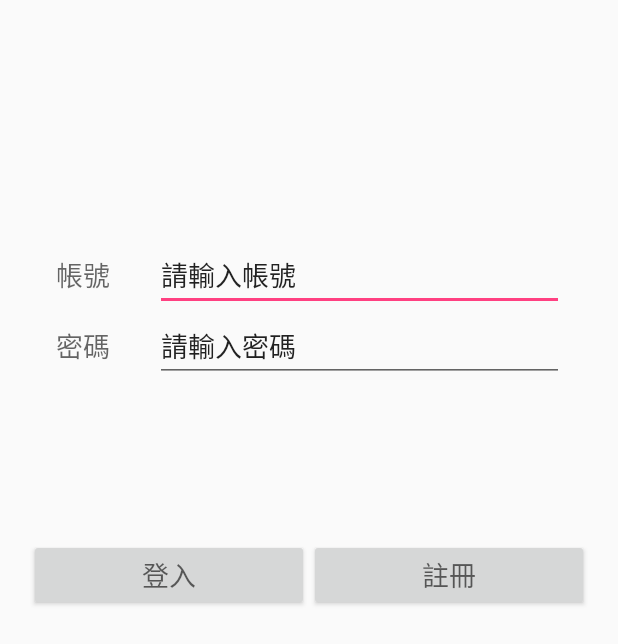
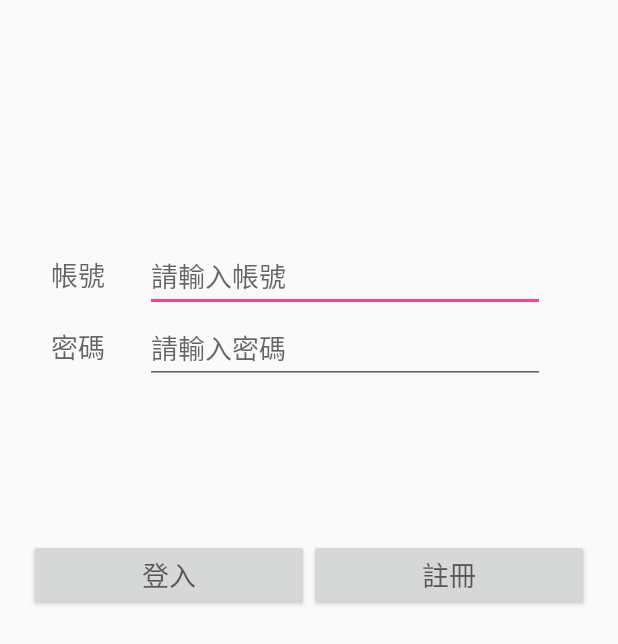
Before and after one commit to LiuYiBear/ProjectPCCU, an Android app: the set_login screen opened directly, with no data from a screen before it, on a phone screen of 412 x 824 dp. Shown: the top 644 px of the screen. Run offline under Robolectric (Android 15) with nearby library versions, the phone set to English and light mode, and no system bars.

Commit message:
測試一下有沒有上傳成功

```diff
--- a/UI/app/build.gradle
+++ b/UI/app/build.gradle
@@ -36,5 +36,7 @@ dependencies {
     androidTestImplementation 'com.android.support.test:runner:1.0.2'
     androidTestImplementation 'com.android.support.test.espresso:espresso-core:3.0.2'
     implementation 'com.android.support:recyclerview-v7:27.1.1'
+    implementation 'com.android.support:design:27.1.1'
+    implementation 'com.android.volley:volley:1.1.0'
     implementation files('libs/commons-codec-1.10.jar')
 }
--- a/UI/app/src/main/res/layout/eat.xml
+++ b/UI/app/src/main/res/layout/eat.xml
@@ -16,7 +16,7 @@
         tools:layout_editor_absoluteX="0dp" />
 
     <include
-        android:id="@+id/main20"
+        android:id="@+id/main21"
         layout="@layout/eat_alltime_title"
         android:layout_width="match_parent"
         android:layout_height="wrap_content"
--- a/UI/app/src/main/res/layout/set_login.xml
+++ b/UI/app/src/main/res/layout/set_login.xml
@@ -1,5 +1,6 @@
 <?xml version="1.0" encoding="utf-8"?>
-<android.support.constraint.ConstraintLayout xmlns:android="http://schemas.android.com/apk/res/android"
+<android.support.constraint.ConstraintLayout
+    xmlns:android="http://schemas.android.com/apk/res/android"
     xmlns:app="http://schemas.android.com/apk/res-auto"
     xmlns:tools="http://schemas.android.com/tools"
     android:layout_width="match_parent"
@@ -19,7 +20,7 @@
         app:layout_constraintTop_toTopOf="parent">
 
         <LinearLayout
-            android:layout_width="match_parent"
+            android:layout_width="355dp"
             android:layout_height="wrap_content"
             android:orientation="horizontal">
 
@@ -28,8 +29,8 @@
                 android:layout_width="wrap_content"
                 android:layout_height="wrap_content"
                 android:layout_weight="1"
+                android:gravity="center"
                 android:text="帳號"
-                android:gravity="center"
                 android:textAppearance="@style/TextAppearance.AppCompat.Medium" />
 
             <EditText
@@ -38,12 +39,12 @@
                 android:layout_height="wrap_content"
                 android:layout_weight="1"
                 android:ems="10"
-                android:inputType="textPersonName"
-                android:text="請輸入帳號" />
+                android:hint="請輸入帳號"
+                android:inputType="textPersonName" />
         </LinearLayout>
 
         <LinearLayout
-            android:layout_width="match_parent"
+            android:layout_width="355dp"
             android:layout_height="wrap_content"
             android:orientation="horizontal">
 
@@ -52,8 +53,8 @@
                 android:layout_width="wrap_content"
                 android:layout_height="wrap_content"
                 android:layout_weight="1"
+                android:gravity="center"
                 android:text="密碼"
-                android:gravity="center"
                 android:textAppearance="@style/TextAppearance.AppCompat.Medium" />
 
             <EditText
@@ -62,8 +63,8 @@
                 android:layout_height="wrap_content"
                 android:layout_weight="1"
                 android:ems="10"
-                android:inputType="textPersonName"
-                android:text="請輸入密碼" />
+                android:hint="請輸入密碼"
+                android:inputType="textPersonName" />
         </LinearLayout>
     </LinearLayout>
 
--- a/UI/app/src/main/res/layout/set_registered.xml
+++ b/UI/app/src/main/res/layout/set_registered.xml
@@ -38,6 +38,7 @@
                 android:layout_height="wrap_content"
                 android:layout_weight="1"
                 android:ems="10"
+                android:hint="輸入姓名"
                 android:inputType="textPersonName" />
         </LinearLayout>
 
@@ -60,6 +61,7 @@
                 android:layout_height="wrap_content"
                 android:layout_weight="1"
                 android:ems="10"
+                android:hint="輸入學號"
                 android:inputType="textPersonName" />
         </LinearLayout>
 
@@ -83,6 +85,7 @@
                 android:layout_height="wrap_content"
                 android:layout_weight="1"
                 android:ems="10"
+                android:hint="輸入帳號"
                 android:inputType="textPersonName" />
         </LinearLayout>
 
@@ -106,6 +109,7 @@
                 android:layout_height="wrap_content"
                 android:layout_weight="1"
                 android:ems="10"
+                android:hint="輸入密碼"
                 android:inputType="textPersonName" />
         </LinearLayout>
     </LinearLayout>
```
Also changed, not shown: UI/app/src/main/java/com/example/chih/myapplication/set.java (+12 -1 lines).
